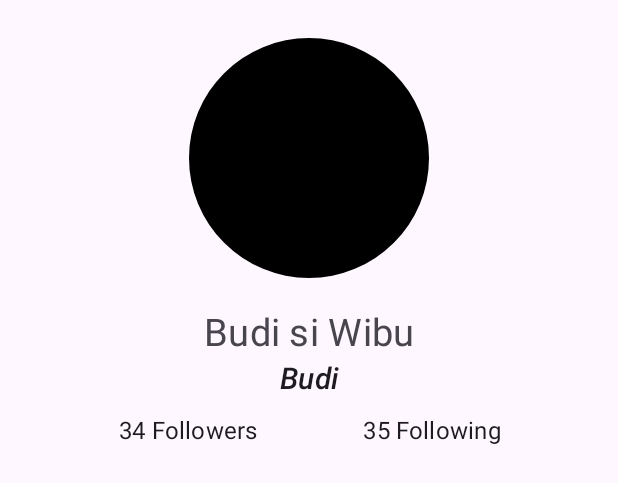
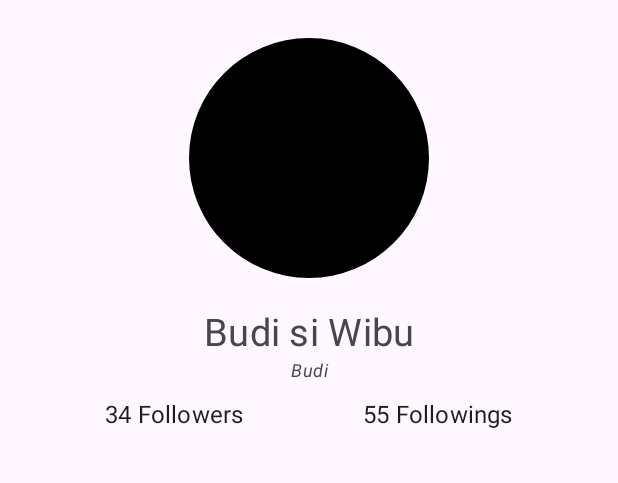
Before and after one commit to gnsisec/UserGithubApiApp, an Android app: the layout activity_detail_user.xml on its own in the app's theme, with its tools: preview values and no code run, on a phone screen of 412 x 824 dp. Shown: the top 483 px of the screen. Run offline under Robolectric (Android 15) with nearby library versions, the phone set to English and light mode, and no system bars; network calls fail.

Commit message:
Implement detail profile user

```diff
--- a/app/build.gradle.kts
+++ b/app/build.gradle.kts
@@ -49,6 +49,8 @@ dependencies {
     implementation("com.squareup.retrofit2:converter-gson:2.9.0")
     implementation("com.squareup.okhttp3:logging-interceptor:4.11.0")
     implementation("androidx.activity:activity-ktx:1.3.1")
+    implementation("androidx.navigation:navigation-fragment-ktx:2.7.6")
+    implementation("androidx.navigation:navigation-ui-ktx:2.7.6")
     testImplementation("junit:junit:4.13.2")
     androidTestImplementation("androidx.test.ext:junit:1.1.5")
     androidTestImplementation("androidx.test.espresso:espresso-core:3.5.1")
--- a/app/src/main/java/com/example/restaurantreview/viewmodel/ProfileViewModel.kt
+++ b/app/src/main/java/com/example/restaurantreview/viewmodel/ProfileViewModel.kt
@@ -9,6 +9,7 @@ import com.example.restaurantreview.data.retrofit.ApiConfig
 import retrofit2.Call
 import retrofit2.Callback
 import retrofit2.Response
+import java.util.Objects
 
 class ProfileViewModel : ViewModel() {
     companion object {
@@ -47,7 +48,7 @@ class ProfileViewModel : ViewModel() {
                 val responseBody = response.body()
                 if (response.body() != null) {
                     _username.value = responseBody?.login
-                    _displayName.value = responseBody?.name
+                    _displayName.value = responseBody?.name ?: " "
                     _followings.value = responseBody?.following
                     _followers.value = responseBody?.followers
                     _avatar.value = responseBody?.avatarUrl
--- a/app/src/main/res/layout/activity_detail_user.xml
+++ b/app/src/main/res/layout/activity_detail_user.xml
@@ -21,33 +21,52 @@
 
     <TextView
         android:id="@+id/tv_username"
+        style="@style/TextAppearance.MaterialComponents.Headline4"
         android:layout_width="match_parent"
         android:layout_height="wrap_content"
-        style="@style/TextAppearance.MaterialComponents.Headline4"
         android:layout_marginTop="18dp"
         android:textAlignment="center"
+        android:textSize="25sp"
         app:layout_constraintTop_toBottomOf="@id/iv_profile"
-        tools:text="Budi si Wibu"
-        android:textSize="25sp"/>
+        tools:text="Budi si Wibu" />
 
     <TextView
         android:id="@+id/tv_display_name"
+        style="@style/TextAppearance.MaterialComponents.Caption"
         android:layout_width="match_parent"
         android:layout_height="wrap_content"
-        style="@style/TextAppearance.MaterialComponents.Headline6"
         android:textAlignment="center"
         android:textStyle="italic"
         app:layout_constraintTop_toBottomOf="@id/tv_username"
         tools:text="Budi" />
 
-    <TextView
+    <FrameLayout
         android:layout_width="match_parent"
         android:layout_height="wrap_content"
-        android:paddingTop="10dp"
-        app:layout_constraintTop_toBottomOf="@+id/tv_display_name"
-        style="@style/TextAppearance.MaterialComponents.Subtitle1"
-        android:textAlignment="center"
-        tools:text="34 Followers                 35 Following"/>
+        android:orientation="horizontal"
+        android:padding="10dp"
+        android:layout_marginLeft="60dp"
+        android:layout_marginRight="60dp"
+        app:layout_constraintTop_toBottomOf="@id/tv_display_name">
+
+        <TextView
+            android:id="@+id/follower_stat"
+            style="@style/TextAppearance.MaterialComponents.Subtitle1"
+            android:layout_width="wrap_content"
+            android:layout_height="wrap_content"
+            android:layout_gravity="start"
+            tools:text="34 Followers" />
+
+        <TextView
+            android:id="@+id/following_stat"
+            style="@style/TextAppearance.MaterialComponents.Subtitle1"
+            android:layout_width="wrap_content"
+            android:layout_height="wrap_content"
+            android:layout_gravity="right"
+            app:layout_constraintTop_toBottomOf="@+id/tv_display_name"
+            tools:text="55 Followings" />
+
+    </FrameLayout>
 
     <ProgressBar
         android:id="@+id/progress_bar"
--- a/app/src/main/res/values/strings.xml
+++ b/app/src/main/res/values/strings.xml
@@ -2,5 +2,6 @@
     <string name="app_name">Restaurant Review</string>
     <string name="dummy_username">Username</string>
     <string name="searchbar_hint">Search keyword...</string>
-    <string name="following_follower">%d Followers                 %d Following</string>
+    <string name="follower_stat">%d Followers</string>
+    <string name="following_stat">%d Followings</string>
 </resources>
```
Also changed, not shown: app/src/main/java/com/example/restaurantreview/ui/DetailUser.kt (+48 -1 lines), app/src/main/java/com/example/restaurantreview/ui/SearchResultAdapter.kt (+4 -4 lines), app/src/main/res/navigation/nav_github.xml (added, +27 -0 lines).
